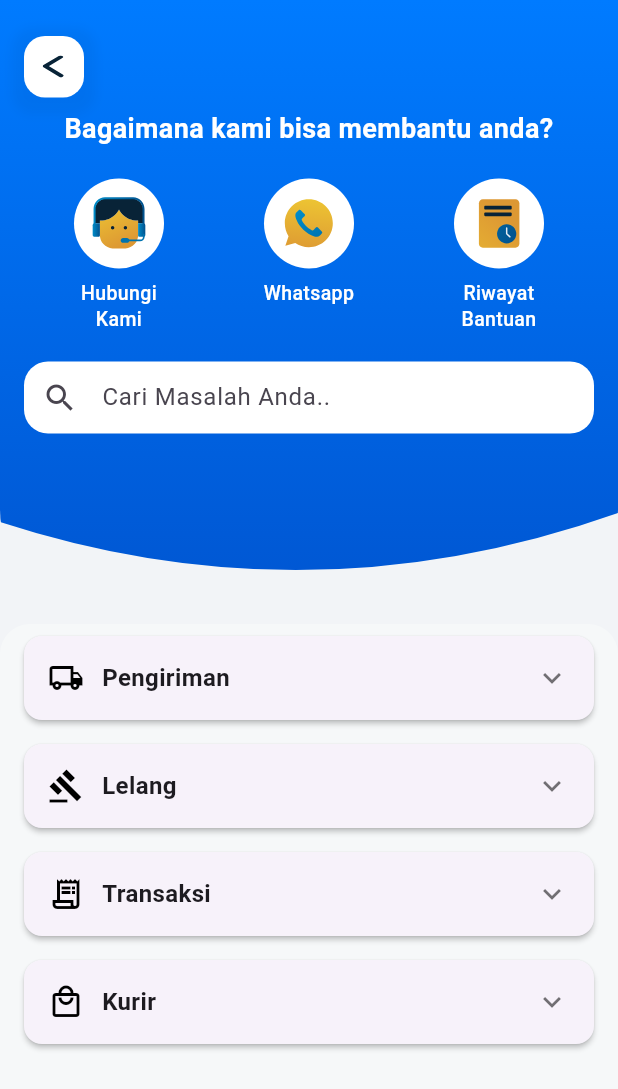
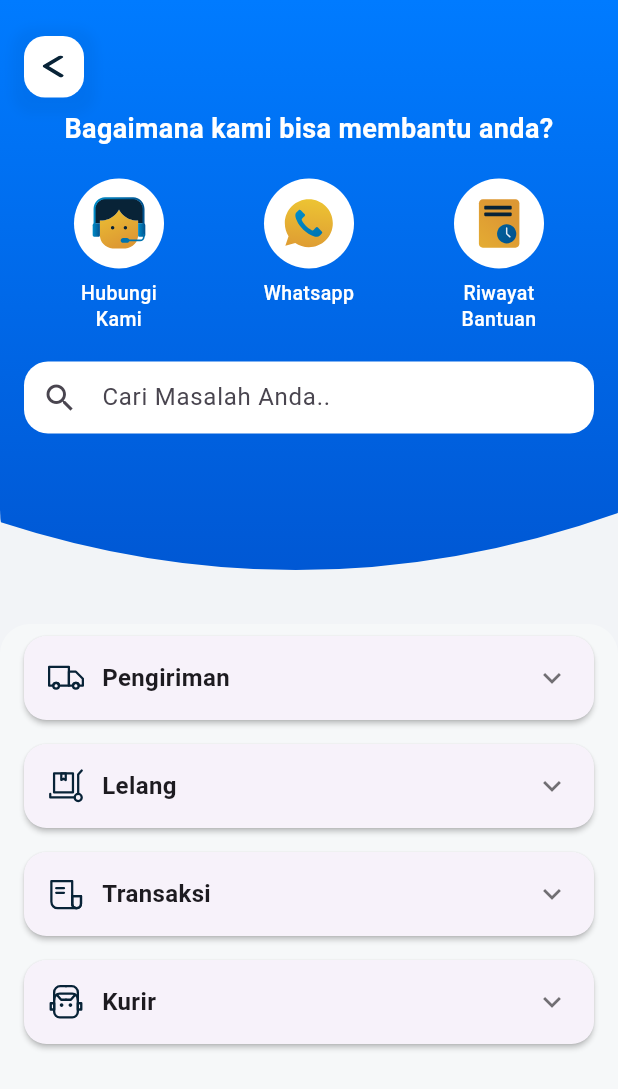
Before and after one commit to brnestrousb/ECargo, a Flutter app: the screen it shows after launch, on a phone screen of 412 x 824 dp. Shown: the top 1089 px of the screen. Run offline on Flutter 3.47's test engine with Material 3 defaults, Android fonts, the phone set to English and light mode, and no system bars; our stand-ins replace flutter_svg, shared_preferences.

Commit message:
Penambahan Page

```diff
--- a/lib/features/help/pages/help_home_page.dart
+++ b/lib/features/help/pages/help_home_page.dart
@@ -1,4 +1,5 @@
 import 'package:ecargo_support/features/help/clippers/header_curve_clipper.dart';
+import 'package:ecargo_support/features/help/pages/help_detail_page.dart';
 import 'package:flutter/material.dart';
 import 'package:flutter_svg/flutter_svg.dart';
 import '../widgets/contact_option.dart';
@@ -12,7 +13,11 @@ class HelpHomePage extends StatelessWidget {
   Widget build(BuildContext context) {
     final List<HelpCategoryCard> helpCategories = [
       HelpCategoryCard(
-        icon: Icons.local_shipping_outlined,
+        icon: SvgPicture.asset(
+          'assets/icons/pengiriman.svg',
+          width: 1.5,
+          height: 1.5,
+        ),
         title: 'Pengiriman',
         question: [
           'Bagaimana cara melacak status pengiriman saya?',
@@ -25,7 +30,11 @@ class HelpHomePage extends StatelessWidget {
         ],
       ),
       HelpCategoryCard(
-        icon: Icons.gavel_outlined,
+        icon: SvgPicture.asset(
+          'assets/icons/lelang.svg',
+          width: 1.5,
+          height: 1.5,
+        ),
         title: 'Lelang',
         question: [
           'Bagaimana cara mengikuti lelang?',
@@ -34,7 +43,11 @@ class HelpHomePage extends StatelessWidget {
         ],
       ),
       HelpCategoryCard(
-        icon: Icons.receipt_long_outlined,
+        icon: SvgPicture.asset(
+          'assets/icons/transaksi.svg',
+          width: 1.5,
+          height: 1.5,
+        ),
         title: 'Transaksi',
         question: [
           'Bagaimana cara melihat riwayat transaksi?',
@@ -42,7 +55,11 @@ class HelpHomePage extends StatelessWidget {
         ],
       ),
       HelpCategoryCard(
-        icon: Icons.local_mall_outlined,
+        icon: SvgPicture.asset(
+          'assets/icons/kurir.svg',
+          width: 1.5,
+          height: 1.5,
+        ),
         title: 'Kurir',
         question: [
           'Kurir mana saja yang tersedia?',
@@ -121,20 +138,33 @@ class HelpHomePage extends StatelessWidget {
                     Row(
                       mainAxisAlignment: MainAxisAlignment.spaceEvenly,
                       children: [
-                        ContactOption(
+                        Expanded(
+                          child: ContactOption(
                             iconPath: 'assets/icons/call.svg',
                             label: 'Hubungi\nKami',
-                          // onTap: () {},
+                            onTap: () {
+                               Navigator.push(
+                                context,
+                                MaterialPageRoute(
+                                  builder: (context) => const HelpDetailPage(),
                                 ),
-                        ContactOption(
+                               );
+                            },
+                          ),
+                        ),
+                        Expanded(
+                          child: ContactOption(
                             iconPath: 'assets/icons/whatsapp.svg',
                             label: 'Whatsapp',
-                          // onTap: () {},
+                            onTap: () {},
                           ),
-                        ContactOption(
+                        ),
+                        Expanded(
+                          child: ContactOption(
                             iconPath: 'assets/icons/history.svg',
                             label: 'Riwayat\nBantuan',
-                          // onTap: () {},
+                            onTap: () {},
+                          ),
                         ),
                       ],
                     ),
--- a/lib/features/help/widgets/contact_option.dart
+++ b/lib/features/help/widgets/contact_option.dart
@@ -4,26 +4,21 @@ import 'package:flutter_svg/flutter_svg.dart';
 class ContactOption extends StatelessWidget {
   final String iconPath;
   final String label;
+  final VoidCallback? onTap;
 
-  const ContactOption({
-    super.key,
-    required this.iconPath,
-    required this.label,
-  });
+  const ContactOption({super.key, required this.iconPath, required this.label, this.onTap});
 
   String _normalizeLabel(String label) {
-  if (!label.contains('\n')) {
-    return '$label\n';
+    if (!label.contains('\n')) {
+      return '$label\n';
+    }
+    return label;
   }
-  return label;
-}
-
 
   @override
   Widget build(BuildContext context) {
-    return Expanded(
-      child: GestureDetector(
-        onTap: () => Navigator.pop(context),
+      return GestureDetector(
+        onTap: onTap,
         child: Column(
           mainAxisSize: MainAxisSize.max,
           children: [
@@ -56,7 +51,6 @@ class ContactOption extends StatelessWidget {
             ),
           ],
         ),
-      ),
-    );
+      );
   }
 }
--- a/lib/features/help/widgets/help_category_card.dart
+++ b/lib/features/help/widgets/help_category_card.dart
@@ -1,4 +1,5 @@
 import 'package:flutter/material.dart';
+import 'package:flutter_svg/flutter_svg.dart';
 
 class HelpCategoryCard extends StatefulWidget {
   const HelpCategoryCard({
@@ -7,7 +8,7 @@ class HelpCategoryCard extends StatefulWidget {
     required this.title,
     required this.question,
   });
-  final IconData icon;
+  final SvgPicture icon;
   final String title;
   final List<String> question;
 
@@ -22,7 +23,7 @@ class _HelpCategoryCardState extends State<HelpCategoryCard> {
   Widget build(BuildContext context) {
     return Card(
       margin: const EdgeInsets.symmetric(vertical: 8),
-      shape: RoundedRectangleBorder(borderRadius: BorderRadius.circular(12)),
+      shape: RoundedRectangleBorder(borderRadius: BorderRadius.circular(15)),
       elevation: 1.5,
       child: InkWell(
         onTap: () {
@@ -40,7 +41,7 @@ class _HelpCategoryCardState extends State<HelpCategoryCard> {
             children: [
               Row(
                 children: [
-                  Icon(widget.icon, color: Colors.black),
+                  SizedBox(width: 24, height: 24, child: widget.icon),
                   const SizedBox(width: 12),
                   Expanded(
                     child: Text(
@@ -78,7 +79,7 @@ class _HelpCategoryCardState extends State<HelpCategoryCard> {
                               size: 18,
                             ),
                             onTap: () {
-                              // TODO: handle klik pertanyaan
+
                             },
                           ),
                         ],
--- a/pubspec.yaml
+++ b/pubspec.yaml
@@ -13,6 +13,8 @@ dependencies:
   google_fonts: ^6.2.1
   provider: ^6.1.5
   flutter_custom_clippers: ^2.1.0
+  intl: ^0.20.2
+  shared_preferences: ^2.5.3
 
 dev_dependencies:
   flutter_test:
@@ -28,6 +30,10 @@ flutter:
     - assets/icons/whatsapp.svg
     - assets/icons/history.svg
     - assets/icons/arrow_back.svg
+    - assets/icons/pengiriman.svg
+    - assets/icons/lelang.svg
+    - assets/icons/transaksi.svg
+    - assets/icons/kurir.svg
 
   # An image asset can refer to one or more resolution-specific "variants", see
   # https://flutter.dev/to/resolution-aware-images
```
Also changed, not shown: lib/features/help/pages/help_detail_page.dart (added, +304 -0 lines), assets/icons/kurir.svg (added), assets/icons/lelang.svg (added), assets/icons/pengiriman.svg (added), assets/icons/transaksi.svg (added), pubspec.lock, 1 other file. Lines whose indentation alone changed are shown as unchanged.
